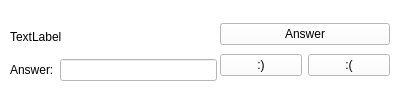
Qt form Client/src_qt/dynamic/questionfield/questionfield.ui (VladislavKirpichov/Flashy) before a commit.
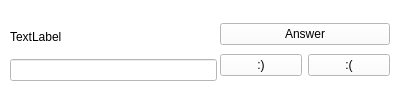
The same form after that commit.

```diff
--- a/Client/src_qt/dynamic/questionfield/questionfield.ui
+++ b/Client/src_qt/dynamic/questionfield/questionfield.ui
@@ -85,24 +85,7 @@
     <item>
      <layout class="QHBoxLayout" name="horizontalLayout_5">
       <item>
-       <widget class="QLabel" name="label_4">
-        <property name="styleSheet">
-         <string notr="true">color: black</string>
-        </property>
-        <property name="text">
-         <string>Answer:</string>
-        </property>
-       </widget>
-      </item>
-      <item>
-       <widget class="QLineEdit" name="answer_line">
-        <property name="styleSheet">
-         <string notr="true">color:black</string>
-        </property>
-        <property name="text">
-         <string/>
-        </property>
-       </widget>
+       <widget class="QLineEdit" name="answer_line"/>
       </item>
      </layout>
     </item>
```
